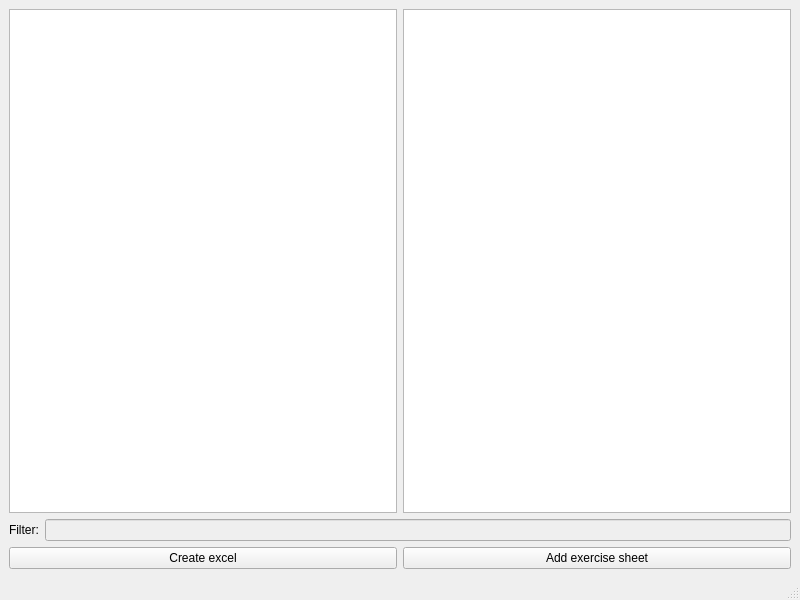
First picture: the form in dlgCreatorMain.ui, repository sfaroy/math_ex_creator, before the edit.
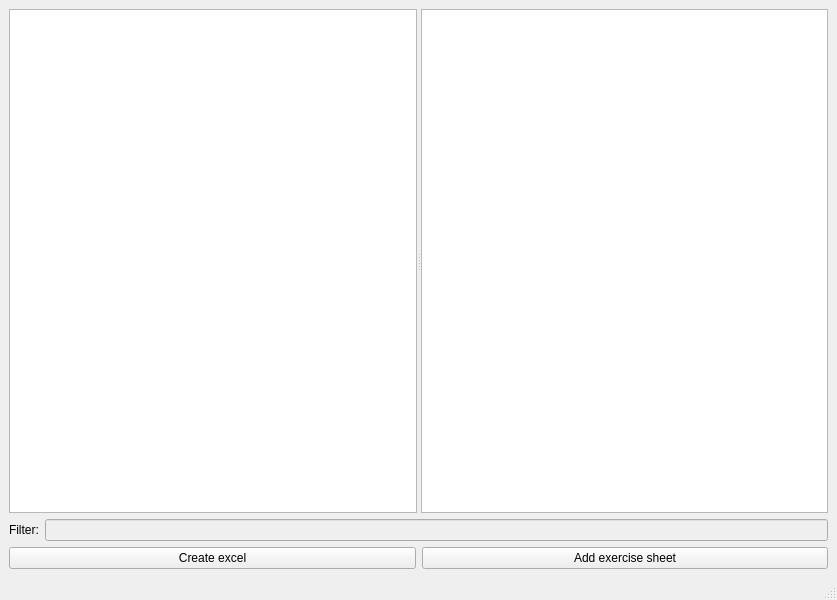
Second picture: the form after the edit.

Patch:
```diff
--- a/dlgCreatorMain.ui
+++ b/dlgCreatorMain.ui
@@ -6,7 +6,7 @@
    <rect>
     <x>0</x>
     <y>0</y>
-    <width>800</width>
+    <width>837</width>
     <height>600</height>
    </rect>
   </property>
@@ -16,14 +16,19 @@
   <widget class="QWidget" name="centralwidget">
    <layout class="QVBoxLayout" name="verticalLayout">
     <item>
-     <layout class="QHBoxLayout" name="horizontalLayout">
-      <item>
-       <widget class="QListWidget" name="lstExercises"/>
-      </item>
-      <item>
-       <widget class="QListWidget" name="lstTypes"/>
-      </item>
-     </layout>
+     <widget class="QSplitter" name="splitter">
+      <property name="sizePolicy">
+       <sizepolicy hsizetype="Expanding" vsizetype="Expanding">
+        <horstretch>0</horstretch>
+        <verstretch>0</verstretch>
+       </sizepolicy>
+      </property>
+      <property name="orientation">
+       <enum>Qt::Horizontal</enum>
+      </property>
+      <widget class="QListWidget" name="lstExercises"/>
+      <widget class="QListWidget" name="lstTypes"/>
+     </widget>
     </item>
     <item>
      <layout class="QHBoxLayout" name="horizontalLayout_3">
```
Left out of the diff: 2 changed lines with no effect on the pictures.
